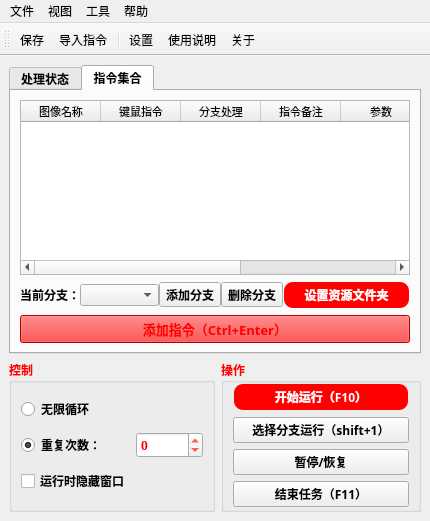
Above: Window/mainwindow.ui from find-xposed-magisk/automatic_clicker_2 before the change. Below: the same form after it.
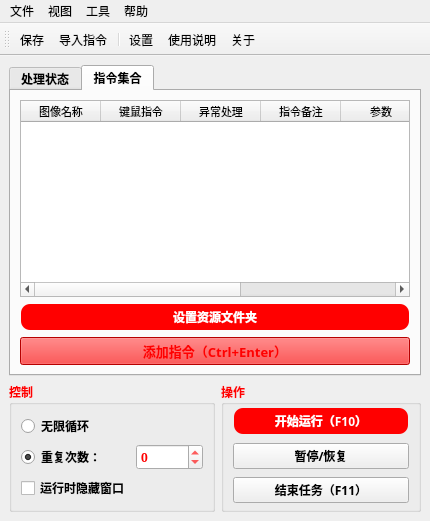
That is the form after the change. The open tabs and pages were chosen to show the change. Icons and pictures are not drawn.

Commit message:
refactor(core): 移除分支功能相关代码并优化执行逻辑
- 删除 branchwin_ui.py 文件及其相关界面功能
- 从 icon.py 中移除 move_to_branch 图标资源
- 从 images.qrc 中移除移动到分支图片资源
- 从 main_work.py 中移除分支名称索引和分支表名列表相关变量
- 简化 execute_instructions 方法参数，移除分支索引参数
- 移除跳转分支指令类型及相关处理逻辑
- 移除变量判断和颜色判断指令类型
- 更新异常处理逻辑，移除分支跳转相关处理
- 从 mainwindow_ui.py 中移除分支管理相关的UI组件
- 重命名异常处理列标题为异常处理
- 在 node.py 中添加节点位置改变时的自动连接功能
- 更新 README.md 数据库说明文档

The edit to the form file:
```diff
--- a/Window/mainwindow.ui
+++ b/Window/mainwindow.ui
@@ -370,7 +370,7 @@
           </column>
           <column>
            <property name="text">
-            <string>分支处理</string>
+            <string>异常处理</string>
            </property>
           </column>
           <column>
@@ -405,67 +405,6 @@
             <property name="spacing">
              <number>0</number>
             </property>
-            <item>
-             <widget class="QLabel" name="label">
-              <property name="palette">
-               <palette>
-                <active>
-                 <colorrole role="WindowText">
-                  <brush brushstyle="SolidPattern">
-                   <color alpha="255">
-                    <red>0</red>
-                    <green>0</green>
-                    <blue>0</blue>
-                   </color>
-                  </brush>
-                 </colorrole>
-                </active>
-                <inactive>
-                 <colorrole role="WindowText">
-                  <brush brushstyle="SolidPattern">
-                   <color alpha="255">
-                    <red>0</red>
-                    <green>0</green>
-                    <blue>0</blue>
-                   </color>
-                  </brush>
-                 </colorrole>
-                </inactive>
-                <disabled>
-                 <colorrole role="WindowText">
-                  <brush brushstyle="SolidPattern">
-                   <color alpha="255">
-                    <red>120</red>
-                    <green>120</green>
-                    <blue>120</blue>
-                   </color>
-                  </brush>
-                 </colorrole>
-                </disabled>
-               </palette>
-              </property>
-              <property name="text">
-               <string>当前分支：</string>
-              </property>
-              <property name="alignment">
-               <set>Qt::AlignmentFlag::AlignCenter</set>
-              </property>
-             </widget>
-            </item>
-            <item>
-             <widget class="QComboBox" name="comboBox"/>
-            </item>
-            <item>
-             <widget class="QToolButton" name="toolButton_2">
-              <property name="text">
-               <string>添加分支</string>
-              </property>
-              <property name="icon">
-               <iconset resource="../images.qrc">
-                <normaloff>:/按钮图标/Window/res/add.png</normaloff>:/按钮图标/Window/res/add.png</iconset>
-              </property>
-             </widget>
-            </item>
            </layout>
           </item>
           <item>
@@ -473,17 +412,6 @@
             <property name="spacing">
              <number>0</number>
             </property>
-            <item>
-             <widget class="QToolButton" name="toolButton">
-              <property name="text">
-               <string>删除分支</string>
-              </property>
-              <property name="icon">
-               <iconset resource="../images.qrc">
-                <normaloff>:/按钮图标/Window/res/删除.png</normaloff>:/按钮图标/Window/res/删除.png</iconset>
-              </property>
-             </widget>
-            </item>
             <item>
              <widget class="QPushButton" name="pushButton_3">
               <property name="font">
@@ -1173,13 +1101,6 @@
          </property>
         </widget>
        </item>
-       <item row="1" column="0" colspan="2">
-        <widget class="QPushButton" name="pushButton_4">
-         <property name="text">
-          <string>选择分支运行（shift+1）</string>
-         </property>
-        </widget>
-       </item>
       </layout>
      </widget>
     </item>
```
Left out of the diff: 50 changed lines with no effect on the pictures. Lines whose indentation alone changed are shown as unchanged. The commit also changes 27 other files.
